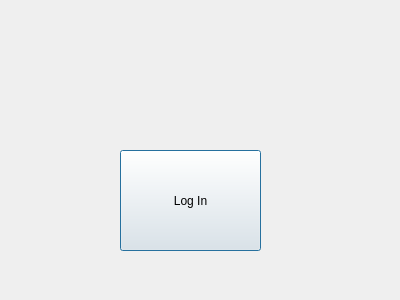
Above: logIn.ui from chiub2/CMPT496FR before the change. Below: the same form after it.
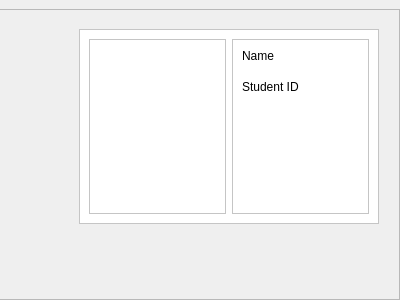
That is the form after the change.

Commit message: temp sqlite database class, initial log in UI

The edit to the form file:
```diff
--- a/logIn.ui
+++ b/logIn.ui
@@ -13,18 +13,101 @@
   <property name="windowTitle">
    <string>Dialog</string>
   </property>
-  <widget class="QPushButton" name="logInButton">
+  <widget class="QFrame" name="frame">
    <property name="geometry">
     <rect>
-     <x>120</x>
-     <y>150</y>
-     <width>141</width>
-     <height>101</height>
+     <x>-1</x>
+     <y>9</y>
+     <width>401</width>
+     <height>291</height>
     </rect>
    </property>
-   <property name="text">
-    <string>Log In</string>
+   <property name="frameShape">
+    <enum>QFrame::StyledPanel</enum>
    </property>
+   <property name="frameShadow">
+    <enum>QFrame::Raised</enum>
+   </property>
+   <widget class="QFrame" name="student1">
+    <property name="geometry">
+     <rect>
+      <x>80</x>
+      <y>20</y>
+      <width>300</width>
+      <height>195</height>
+     </rect>
+    </property>
+    <property name="minimumSize">
+     <size>
+      <width>150</width>
+      <height>100</height>
+     </size>
+    </property>
+    <property name="maximumSize">
+     <size>
+      <width>300</width>
+      <height>200</height>
+     </size>
+    </property>
+    <property name="styleSheet">
+     <string notr="true">background-color: rgb(255, 255, 255);
+border-color: rgb(68, 8, 98);</string>
+    </property>
+    <property name="frameShape">
+     <enum>QFrame::StyledPanel</enum>
+    </property>
+    <property name="frameShadow">
+     <enum>QFrame::Raised</enum>
+    </property>
+    <layout class="QHBoxLayout" name="horizontalLayout_2">
+     <item>
+      <widget class="QFrame" name="frame_3">
+       <property name="frameShape">
+        <enum>QFrame::StyledPanel</enum>
+       </property>
+       <property name="frameShadow">
+        <enum>QFrame::Raised</enum>
+       </property>
+      </widget>
+     </item>
+     <item>
+      <widget class="QFrame" name="frame_4">
+       <property name="frameShape">
+        <enum>QFrame::StyledPanel</enum>
+       </property>
+       <property name="frameShadow">
+        <enum>QFrame::Raised</enum>
+       </property>
+       <widget class="QLabel" name="label">
+        <property name="geometry">
+         <rect>
+          <x>10</x>
+          <y>10</y>
+          <width>47</width>
+          <height>13</height>
+         </rect>
+        </property>
+        <property name="text">
+         <string>Name</string>
+        </property>
+       </widget>
+       <widget class="QLabel" name="label_2">
+        <property name="geometry">
+         <rect>
+          <x>10</x>
+          <y>40</y>
+          <width>61</width>
+          <height>16</height>
+         </rect>
+        </property>
+        <property name="text">
+         <string>Student ID</string>
+        </property>
+       </widget>
+      </widget>
+     </item>
+    </layout>
+   </widget>
   </widget>
  </widget>
  <resources/>
```
The commit also changes 4 other files.
